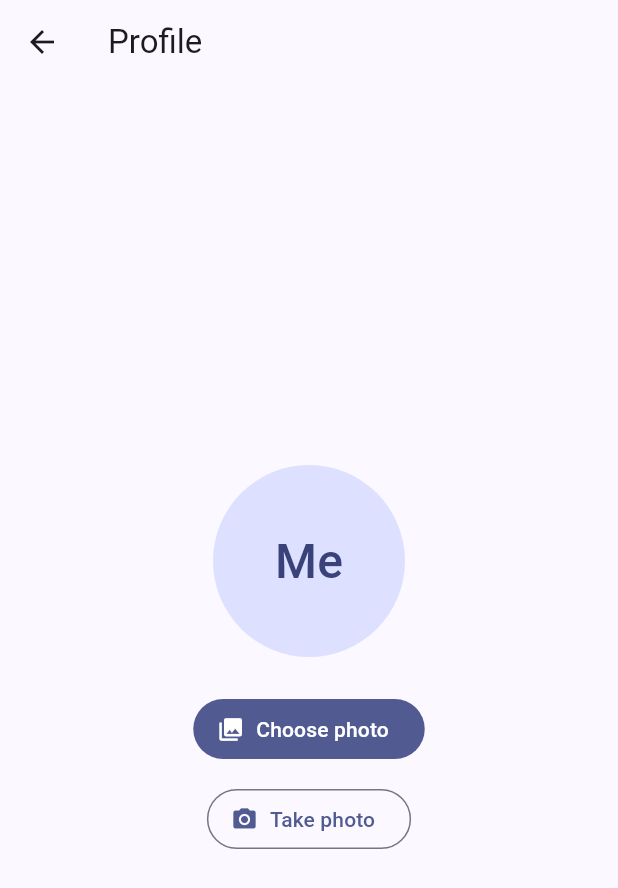
After one commit to aidarkhanna/practice11, a Flutter app: the ProfileScreen screen opened directly, after a tap on "Take photo", on a phone screen of 412 x 824 dp. The commit adds this screen. Shown: the top 888 px of the screen. Run offline on Flutter 3.47's test engine with Material 3 defaults, Android fonts, the phone set to English and light mode, and no system bars; our stand-ins replace flutter_secure_storage, image_picker, permission_handler, shared_preferences; accounts and stored records are empty.

Commit message:
Practice 12 L5: profile photo, camera permission flow, launchUrl links

```diff
--- /dev/null
+++ b/lib/features/profile/profile_screen.dart
@@ -0,0 +1,138 @@
+import 'dart:async';
+import 'dart:io';
+
+import 'package:flutter/material.dart';
+import 'package:image_picker/image_picker.dart';
+import 'package:path_provider/path_provider.dart';
+import 'package:permission_handler/permission_handler.dart';
+import 'package:shared_preferences/shared_preferences.dart';
+
+class ProfileScreen extends StatefulWidget {
+  const ProfileScreen({super.key});
+
+  @override
+  State<ProfileScreen> createState() => _ProfileScreenState();
+}
+
+class _ProfileScreenState extends State<ProfileScreen> {
+  final _picker = ImagePicker();
+  final _prefs = SharedPreferencesAsync();
+  String? _avatarPath;
+
+  @override
+  void initState() {
+    super.initState();
+    unawaited(_loadAvatar());
+  }
+
+  Future<void> _loadAvatar() async {
+    final path = await _prefs.getString('avatarPath');
+    if (path == null) return;
+    final exists = await File(path).exists();
+    if (!exists || !mounted) return;
+    setState(() => _avatarPath = path);
+  }
+
+  Future<void> _chooseFromGallery() async {
+    final picked = await _picker.pickImage(
+      source: ImageSource.gallery,
+      maxWidth: 1024,
+      imageQuality: 85,
+    );
+    await _useFile(picked);
+  }
+
+  Future<void> _takePhoto() async {
+    // Ask at the moment of the tap, never in initState.
+    final status = await Permission.camera.request();
+    if (!mounted) return;
+    switch (status) {
+      case PermissionStatus.granted ||
+            PermissionStatus.limited ||
+            PermissionStatus.provisional:
+        final picked = await _picker.pickImage(
+          source: ImageSource.camera,
+          maxWidth: 1024,
+          imageQuality: 85,
+        );
+        await _useFile(picked);
+      case PermissionStatus.denied:
+        ScaffoldMessenger.of(context).showSnackBar(
+          const SnackBar(
+            content: Text('The camera is needed to take a photo. You can still choose one from the gallery.'),
+          ),
+        );
+      case PermissionStatus.permanentlyDenied || PermissionStatus.restricted:
+        await _showSettingsDialog();
+    }
+  }
+
+  Future<void> _useFile(XFile? picked) async {
+    if (picked == null) return; // Cancel
+    final dir = await getApplicationDocumentsDirectory();
+    final saved = await File(picked.path).copy(
+      '${dir.path}${Platform.pathSeparator}avatar.jpg',
+    );
+    await _prefs.setString('avatarPath', saved.path);
+    await FileImage(saved).evict(); // same path, so drop the old picture
+    if (!mounted) return;
+    setState(() => _avatarPath = saved.path);
+  }
+
+  Future<void> _showSettingsDialog() async {
+    final open = await showDialog<bool>(
+      context: context,
+      builder: (ctx) => AlertDialog(
+        title: const Text('Camera is blocked'),
+        content: const Text(
+          'Camera access was refused for good. You can turn it on in the app settings.',
+        ),
+        actions: [
+          TextButton(
+            onPressed: () => Navigator.of(ctx).pop(false),
+            child: const Text('Not now'),
+          ),
+          FilledButton(
+            onPressed: () => Navigator.of(ctx).pop(true),
+            child: const Text('Open settings'),
+          ),
+        ],
+      ),
+    );
+    if (open == true) await openAppSettings();
+  }
+
+  @override
+  Widget build(BuildContext context) {
+    final path = _avatarPath;
+    return Scaffold(
+      appBar: AppBar(title: const Text('Profile')),
+      body: Center(
+        child: Column(
+          mainAxisSize: MainAxisSize.min,
+          children: [
+            CircleAvatar(
+              radius: 64,
+              backgroundImage: path == null ? null : FileImage(File(path)),
+              child: path == null
+                  ? const Text('Me', style: TextStyle(fontSize: 32))
+                  : null,
+            ),
+            const SizedBox(height: 24),
+            FilledButton.icon(
+              icon: const Icon(Icons.photo_library),
+              label: const Text('Choose photo'),
+              onPressed: _chooseFromGallery,
+            ),
+            const SizedBox(height: 12),
+            OutlinedButton.icon(
+              icon: const Icon(Icons.photo_camera),
+              label: const Text('Take photo'),
+              onPressed: _takePhoto,
+            ),
+          ],
+        ),
+      ),
+    );
+  }
+}
```
Also changed, not shown: lib/features/settings/settings_screen.dart (+8 -0 lines), lib/features/users/user_detail_screen.dart (+23 -3 lines), screenshot_permission_dialog.png (added), 3 other files.
